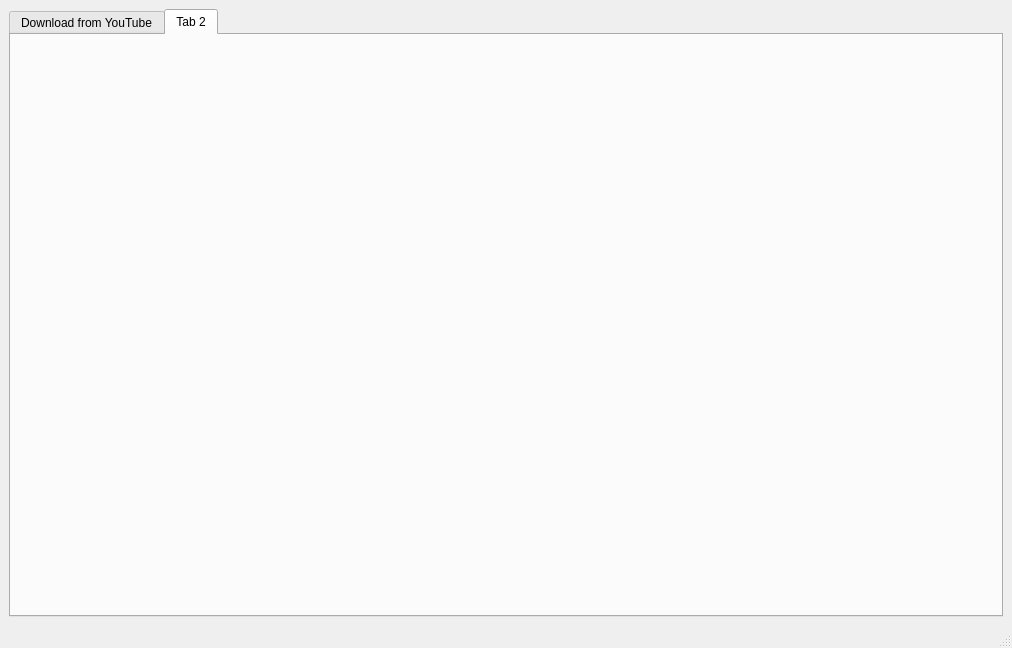
Above: Scripts/ui/mainwindow.ui from artick788/MP3MGR before the change. Below: the same form after it.
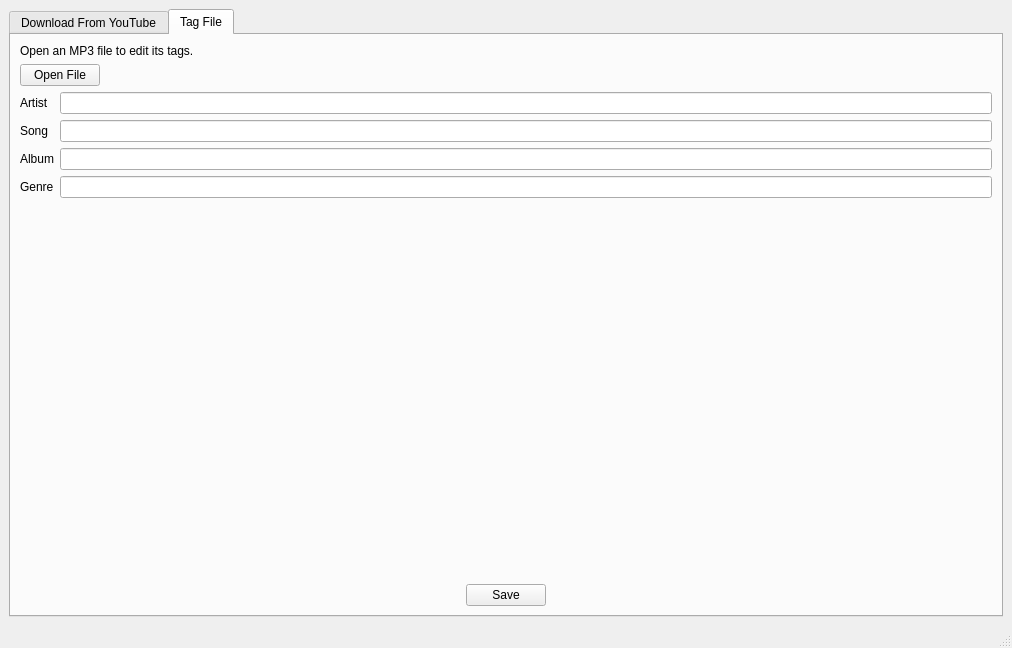
That is the form after the change. The open tabs and pages were chosen to show the change.

```diff
--- a/Scripts/ui/mainwindow.ui
+++ b/Scripts/ui/mainwindow.ui
@@ -26,8 +26,8 @@
      <verstretch>0</verstretch>
     </sizepolicy>
    </property>
-   <layout class="QFormLayout" name="formLayout">
-    <item row="0" column="0" colspan="2">
+   <layout class="QHBoxLayout" name="horizontalLayout_2">
+    <item>
      <widget class="QTabWidget" name="tabWidget">
       <property name="tabShape">
        <enum>QTabWidget::Rounded</enum>
@@ -40,7 +40,7 @@
         </sizepolicy>
        </property>
        <attribute name="title">
-        <string>Download from YouTube</string>
+        <string>Download From YouTube</string>
        </attribute>
        <layout class="QGridLayout" name="gridLayout">
         <item row="0" column="0">
@@ -215,9 +215,154 @@
        </layout>
       </widget>
       <widget class="QWidget" name="tab_2">
+       <property name="sizePolicy">
+        <sizepolicy hsizetype="Expanding" vsizetype="Expanding">
+         <horstretch>0</horstretch>
+         <verstretch>0</verstretch>
+        </sizepolicy>
+       </property>
        <attribute name="title">
-        <string>Tab 2</string>
+        <string>Tag File</string>
        </attribute>
+       <layout class="QVBoxLayout" name="verticalLayout" stretch="0,0,0,0,0">
+        <property name="sizeConstraint">
+         <enum>QLayout::SetDefaultConstraint</enum>
+        </property>
+        <item>
+         <widget class="QLabel" name="label_8">
+          <property name="text">
+           <string>Open an MP3 file to edit its tags.</string>
+          </property>
+         </widget>
+        </item>
+        <item>
+         <layout class="QHBoxLayout" name="horizontalLayout_7" stretch="0,1">
+          <item>
+           <widget class="QPushButton" name="OpenFileButton">
+            <property name="text">
+             <string>Open File</string>
+            </property>
+           </widget>
+          </item>
+          <item>
+           <widget class="QLabel" name="FileLocationLabel">
+            <property name="baseSize">
+             <size>
+              <width>0</width>
+              <height>0</height>
+             </size>
+            </property>
+            <property name="text">
+             <string/>
+            </property>
+           </widget>
+          </item>
+         </layout>
+        </item>
+        <item>
+         <layout class="QGridLayout" name="gridLayout_3">
+          <item row="3" column="0">
+           <widget class="QLabel" name="label_12">
+            <property name="text">
+             <string>Genre</string>
+            </property>
+           </widget>
+          </item>
+          <item row="2" column="0">
+           <widget class="QLabel" name="label_11">
+            <property name="text">
+             <string>Album</string>
+            </property>
+           </widget>
+          </item>
+          <item row="0" column="0">
+           <widget class="QLabel" name="label_9">
+            <property name="text">
+             <string>Artist</string>
+            </property>
+           </widget>
+          </item>
+          <item row="1" column="0">
+           <widget class="QLabel" name="label_10">
+            <property name="text">
+             <string>Song</string>
+            </property>
+           </widget>
+          </item>
+          <item row="0" column="1">
+           <widget class="QLineEdit" name="ArtistInput_2"/>
+          </item>
+          <item row="1" column="1">
+           <widget class="QLineEdit" name="SongInput_2"/>
+          </item>
+          <item row="2" column="1">
+           <widget class="QLineEdit" name="AlbumInput_2"/>
+          </item>
+          <item row="3" column="1">
+           <widget class="QLineEdit" name="GenreInput_2"/>
+          </item>
+         </layout>
+        </item>
+        <item>
+         <spacer name="verticalSpacer_2">
+          <property name="orientation">
+           <enum>Qt::Vertical</enum>
+          </property>
+          <property name="sizeHint" stdset="0">
+           <size>
+            <width>20</width>
+            <height>40</height>
+           </size>
+          </property>
+         </spacer>
+        </item>
+        <item>
+         <layout class="QHBoxLayout" name="horizontalLayout_6">
+          <item>
+           <spacer name="horizontalSpacer">
+            <property name="orientation">
+             <enum>Qt::Horizontal</enum>
+            </property>
+            <property name="sizeHint" stdset="0">
+             <size>
+              <width>40</width>
+              <height>20</height>
+             </size>
+            </property>
+           </spacer>
+          </item>
+          <item>
+           <widget class="QPushButton" name="SaveButton">
+            <property name="enabled">
+             <bool>true</bool>
+            </property>
+            <property name="sizePolicy">
+             <sizepolicy hsizetype="Fixed" vsizetype="Fixed">
+              <horstretch>0</horstretch>
+              <verstretch>0</verstretch>
+             </sizepolicy>
+            </property>
+            <property name="text">
+             <string>Save</string>
+            </property>
+           </widget>
+          </item>
+          <item>
+           <spacer name="horizontalSpacer_2">
+            <property name="orientation">
+             <enum>Qt::Horizontal</enum>
+            </property>
+            <property name="sizeHint" stdset="0">
+             <size>
+              <width>40</width>
+              <height>20</height>
+             </size>
+            </property>
+           </spacer>
+          </item>
+         </layout>
+        </item>
+       </layout>
       </widget>
      </widget>
     </item>
```
Left out of the diff: 48 changed lines with no effect on the pictures.
